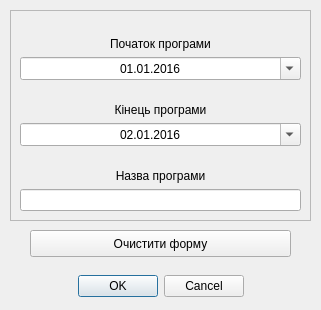
First picture: the form in dialog_programs.ui, repository landrew31/db_course_work, before the edit.
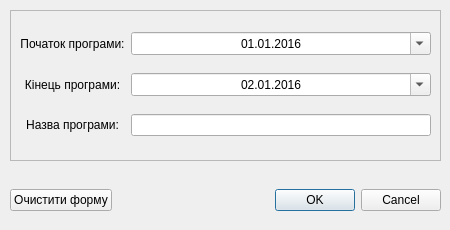
Second picture: the form after the edit.

```diff
--- a/dialog_programs.ui
+++ b/dialog_programs.ui
@@ -6,39 +6,20 @@
    <rect>
     <x>0</x>
     <y>0</y>
-    <width>321</width>
-    <height>310</height>
+    <width>450</width>
+    <height>230</height>
    </rect>
   </property>
   <property name="windowTitle">
    <string>Dialog</string>
   </property>
-  <widget class="QDialogButtonBox" name="buttonBox">
-   <property name="geometry">
-    <rect>
-     <x>10</x>
-     <y>270</y>
-     <width>301</width>
-     <height>32</height>
-    </rect>
-   </property>
-   <property name="orientation">
-    <enum>Qt::Horizontal</enum>
-   </property>
-   <property name="standardButtons">
-    <set>QDialogButtonBox::Cancel|QDialogButtonBox::Ok</set>
-   </property>
-   <property name="centerButtons">
-    <bool>true</bool>
-   </property>
-  </widget>
   <widget class="QFrame" name="frame">
    <property name="geometry">
     <rect>
      <x>10</x>
      <y>10</y>
-     <width>301</width>
-     <height>211</height>
+     <width>431</width>
+     <height>151</height>
     </rect>
    </property>
    <property name="frameShape">
@@ -52,19 +33,12 @@
      <rect>
       <x>10</x>
       <y>10</y>
-      <width>281</width>
-      <height>191</height>
+      <width>411</width>
+      <height>131</height>
      </rect>
     </property>
-    <layout class="QGridLayout" name="gridLayout">
-     <item row="5" column="0">
-      <widget class="QLineEdit" name="program_name_field">
-       <property name="alignment">
-        <set>Qt::AlignCenter</set>
-       </property>
-      </widget>
-     </item>
-     <item row="1" column="0">
+    <layout class="QGridLayout" name="gridLayout_2">
+     <item row="0" column="1">
       <widget class="QDateEdit" name="start_program_date">
        <property name="alignment">
         <set>Qt::AlignCenter</set>
@@ -94,27 +68,17 @@
        </property>
       </widget>
      </item>
-     <item row="0" column="0">
-      <widget class="QLabel" name="label">
-       <property name="text">
-        <string>Початок програми</string>
-       </property>
-       <property name="alignment">
-        <set>Qt::AlignBottom|Qt::AlignHCenter</set>
-       </property>
-      </widget>
-     </item>
-     <item row="2" column="0">
+     <item row="1" column="0">
       <widget class="QLabel" name="label_2">
        <property name="text">
-        <string>Кінець програми</string>
+        <string>Кінець програми:</string>
        </property>
        <property name="alignment">
-        <set>Qt::AlignBottom|Qt::AlignHCenter</set>
+        <set>Qt::AlignCenter</set>
        </property>
       </widget>
      </item>
-     <item row="3" column="0">
+     <item row="1" column="1">
       <widget class="QDateEdit" name="stop_program_date">
        <property name="alignment">
         <set>Qt::AlignCenter</set>
@@ -134,31 +98,67 @@
        </property>
       </widget>
      </item>
-     <item row="4" column="0">
+     <item row="0" column="0">
+      <widget class="QLabel" name="label">
+       <property name="text">
+        <string>Початок програми:</string>
+       </property>
+       <property name="alignment">
+        <set>Qt::AlignCenter</set>
+       </property>
+      </widget>
+     </item>
+     <item row="2" column="0">
       <widget class="QLabel" name="label_4">
        <property name="text">
-        <string>Назва програми</string>
+        <string>Назва програми:</string>
        </property>
        <property name="alignment">
-        <set>Qt::AlignBottom|Qt::AlignHCenter</set>
+        <set>Qt::AlignCenter</set>
+       </property>
+      </widget>
+     </item>
+     <item row="2" column="1">
+      <widget class="QLineEdit" name="program_name_field">
+       <property name="alignment">
+        <set>Qt::AlignCenter</set>
        </property>
       </widget>
      </item>
     </layout>
    </widget>
   </widget>
-  <widget class="QPushButton" name="clear_program_form">
+  <widget class="QWidget" name="horizontalLayoutWidget">
    <property name="geometry">
     <rect>
-     <x>30</x>
-     <y>230</y>
-     <width>261</width>
-     <height>27</height>
+     <x>10</x>
+     <y>180</y>
+     <width>431</width>
+     <height>41</height>
     </rect>
    </property>
-   <property name="text">
-    <string>Очистити форму</string>
-   </property>
+   <layout class="QHBoxLayout" name="horizontalLayout">
+    <item>
+     <widget class="QPushButton" name="clear_program_form">
+      <property name="text">
+       <string>Очистити форму</string>
+      </property>
+     </widget>
+    </item>
+    <item>
+     <widget class="QDialogButtonBox" name="buttonBox">
+      <property name="orientation">
+       <enum>Qt::Horizontal</enum>
+      </property>
+      <property name="standardButtons">
+       <set>QDialogButtonBox::Cancel|QDialogButtonBox::Ok</set>
+      </property>
+      <property name="centerButtons">
+       <bool>false</bool>
+      </property>
+     </widget>
+    </item>
+   </layout>
   </widget>
  </widget>
  <resources/>
```
Left out of the diff: 2 changed lines with no effect on the pictures.
